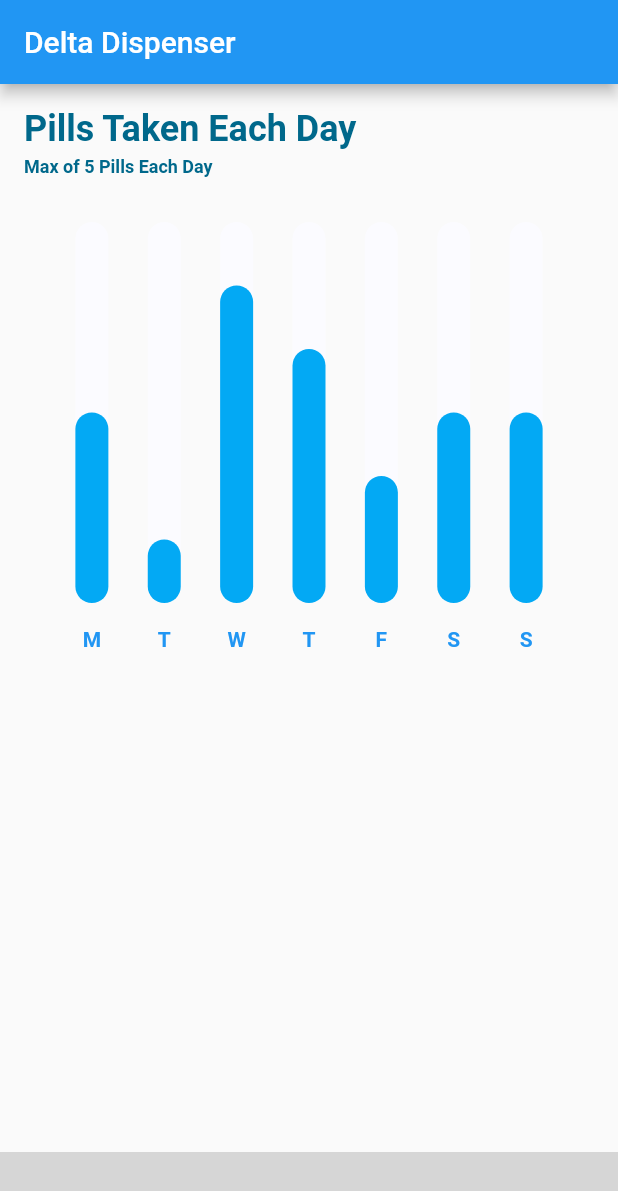
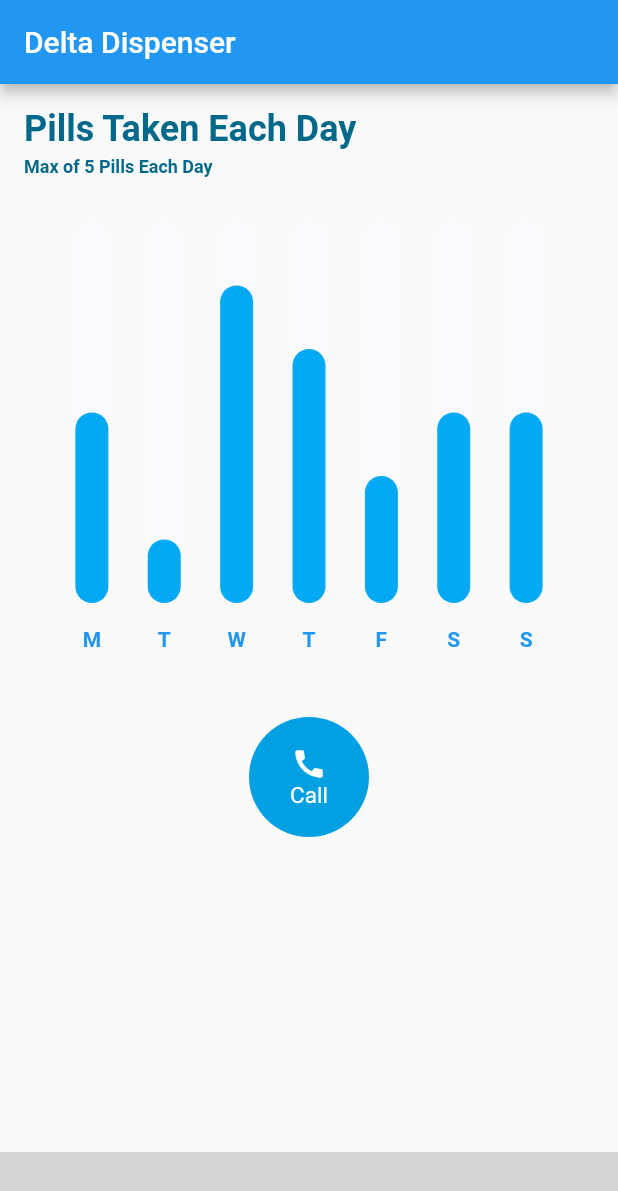
Before and after one commit to muizzzafar11/DeltaHacks-Application, a Flutter app: the MainScreen screen opened directly, on a phone screen of 412 x 824 dp. Shown: the top 1191 px of the screen. Run offline on Flutter 3.47's test engine with Material 2 defaults, Android fonts, the phone set to English and light mode, and no system bars; drawn by our look-alikes of fl_chart; our stand-ins replace awesome_dialog, firebase_auth, firebase_core, firebase_database, google_sign_in, sleek_circular_slider; missing offline and left inert: ff_navigation_bar; accounts and stored records are empty; grey boxes are pictures that could not be loaded.

Commit message:
updated userInfo

```diff
--- a/lib/Screens/userInfo_screen.dart
+++ b/lib/Screens/userInfo_screen.dart
@@ -1,9 +1,7 @@
 import 'dart:async';
-import 'dart:math';
-
-import 'package:deltahacks/components/pill.dart';
 import 'package:fl_chart/fl_chart.dart';
 import 'package:flutter/material.dart';
+import 'package:url_launcher/url_launcher.dart';
 
 // Pills you have to take each day
 
@@ -31,7 +29,9 @@ class UserInfoState extends State<UserInfo> {
 
   @override
   Widget build(BuildContext context) {
-    return AspectRatio(
+    return Column(
+      children: <Widget>[
+        AspectRatio(
           aspectRatio: 1,
           child: Stack(
             children: <Widget>[
@@ -79,6 +79,46 @@ class UserInfoState extends State<UserInfo> {
               ),
             ],
           ),
+        ),
+
+        // Call Button
+        Container(
+          margin: EdgeInsets.all(10),
+          height: 80.0,
+          child: SizedBox.fromSize(
+            size: Size(80, 80),
+            child: ClipOval(
+              child: Material(
+                color: Color.fromRGBO(0, 160, 227, 1),
+                child: InkWell(
+                  splashColor: Color.fromRGBO(248, 177, 1, 1),
+                  // splash color
+                  onTap: () {
+                    launch("tel://214324234");
+                  },
+                  // button pressed
+                  child: Column(
+                    mainAxisAlignment: MainAxisAlignment.center,
+                    children: <Widget>[
+                      Icon(
+                        Icons.call,
+                        color: Colors.white,
+                      ), // icon
+                      Text(
+                        "Call",
+                        style: TextStyle(
+                          fontSize: 15,
+                          color: Colors.white,
+                        ),
+                      ),
+                    ],
+                  ),
+                ),
+              ),
+            ),
+          ),
+        )
+      ],
     );
   }
 
--- a/pubspec.yaml
+++ b/pubspec.yaml
@@ -58,6 +58,8 @@ dev_dependencies:
 
   fl_chart: ^0.20.1
 
+  url_launcher: ^6.0.2
+
 # For information on the generic Dart part of this file, see the
 # following page: https://dart.dev/tools/pub/pubspec
 
```
Also changed, not shown: pubspec.lock. Lines whose indentation alone changed are shown as unchanged.
